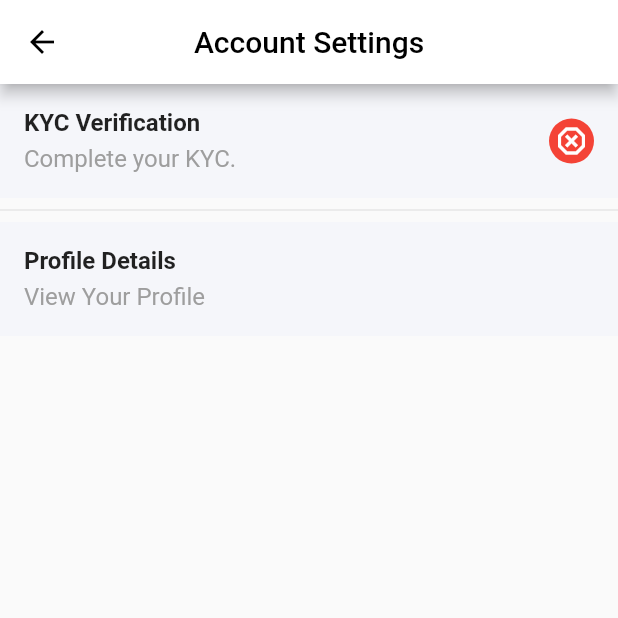
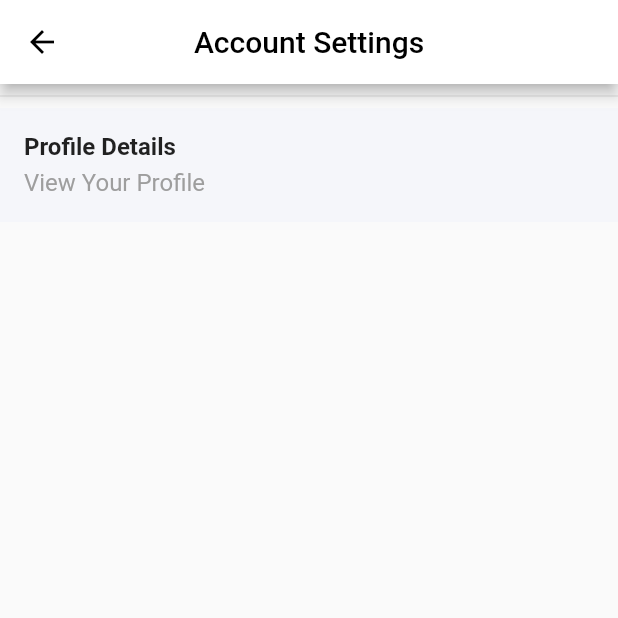
Before and after one commit to amitsh223/collageezy, a Flutter app: the MyAccount screen opened directly with empty values, on a phone screen of 412 x 824 dp, the top half of it. Run offline on Flutter 3.47's test engine with Material 2 defaults, Android fonts, the phone set to English and light mode, and no system bars; our stand-ins replace firebase_auth, firebase_core, firebase_database, firebase_storage, flutter_spinkit, fluttertoast and 9 more; missing offline and left inert: aadhaar_offline_ekyc, change_app_package_name, drop_down_list; accounts and stored records are empty.

Commit message:
done with register corrections

```diff
--- a/lib/my_account.dart
+++ b/lib/my_account.dart
@@ -37,31 +37,31 @@ class _MyAccountState extends State<MyAccount> {
     super.initState();
   }
 
-  offileneAdhaar() {
-    return OfflineAadhaarSdk(
-      baseUrl: 'https://pre-production.deepvue.tech/v1',
-      clientId: 'Smart India Hack(Amit)',
-      clientSecret:
-          '6f0ee1005c149e881e5cf1498463f47fe9e6c40feac449e1a99fd4f45f71b671',
-      useFaceMatch: false,
-      imageUrl:
-          "https://upload.wikimedia.org/wikipedia/en/thumb/c/cf/Aadhaar_Logo.svg/375px-Aadhaar_Logo.svg.png",
-      failureCallback: (int failureCode) {
-        Fluttertoast.showToast(msg: 'An error occured');
-      },
-      successCallback: (String response) {
-        log(response.toString());
-        // Provider.of<AdhaarProvider>(context, listen: false).adhaarNo =
+  // offileneAdhaar() {
+  //   return OfflineAadhaarSdk(
+  //     baseUrl: 'https://pre-production.deepvue.tech/v1',
+  //     clientId: 'Smart India Hack(Amit)',
+  //     clientSecret:
+  //         '6f0ee1005c149e881e5cf1498463f47fe9e6c40feac449e1a99fd4f45f71b671',
+  //     useFaceMatch: false,
+  //     imageUrl:
+  //         "https://upload.wikimedia.org/wikipedia/en/thumb/c/cf/Aadhaar_Logo.svg/375px-Aadhaar_Logo.svg.png",
+  //     failureCallback: (int failureCode) {
+  //       Fluttertoast.showToast(msg: 'An error occured');
+  //     },
+  //     successCallback: (String response) {
+  //       log(response.toString());
+  //       // Provider.of<AdhaarProvider>(context, listen: false).adhaarNo =
 
-        FirebaseDatabase.instance
-            .ref()
-            .child('User Information')
-            .child(FirebaseAuth.instance.currentUser!.uid)
-            .update({"isAdhaarVerified": true});
-        // Map data = json.decode(response.toString());
-      },
-    );
-  }
+  //       FirebaseDatabase.instance
+  //           .ref()
+  //           .child('User Information')
+  //           .child(FirebaseAuth.instance.currentUser!.uid)
+  //           .update({"isAdhaarVerified": true});
+  //       // Map data = json.decode(response.toString());
+  //     },
+  //   );
+  // }
 
   void startSdk(BuildContext context, OfflineAadhaarSdk aadhaarSdk) {
     Navigator.push(
@@ -92,54 +92,54 @@ class _MyAccountState extends State<MyAccount> {
       body: SafeArea(
         child: Column(
           children: [
-            InkWell(
-              onTap: () {
-                if (!is_KYC_completed) {
-                  startSdk(context, offileneAdhaar());
-                } else {
-                  Fluttertoast.showToast(msg: 'Already Verified');
-                }
-              },
-              child: Container(
-                padding: EdgeInsets.symmetric(vertical: 10),
-                color: Color(0xffF5F6FA),
-                child: ListTile(
-                    title: Column(
-                      children: [
-                        Align(
-                          alignment: Alignment.centerLeft,
-                          child: Text(
-                            "KYC Verification",
-                            style:
-                                GoogleFonts.roboto(fontWeight: FontWeight.bold),
-                          ),
-                        ),
-                        SizedBox(
-                          height: 5,
-                        ),
-                        Align(
-                          alignment: Alignment.centerLeft,
-                          child: Text(
-                            kyc_statements[is_KYC_completed]!,
-                            style: GoogleFonts.roboto(color: Colors.grey),
-                          ),
-                        ),
-                      ],
-                    ),
-                    trailing: is_KYC_completed
-                        ? CircleAvatar(
-                            radius: 15,
-                            backgroundColor: Color.fromARGB(255, 23, 212, 29),
-                            child: Icon(Icons.done, color: Colors.white),
-                          )
-                        : CircleAvatar(
-                            radius: 15,
-                            backgroundColor: Colors.red,
-                            child: Icon(Icons.dangerous_outlined,
-                                color: Colors.white),
-                          )),
-              ),
-            ),
+            // InkWell(
+            //   onTap: () {
+            //     if (!is_KYC_completed) {
+            //       // startSdk(context, offileneAdhaar());
+            //     } else {
+            //       Fluttertoast.showToast(msg: 'Already Verified');
+            //     }
+            //   },
+            //   child: Container(
+            //     padding: EdgeInsets.symmetric(vertical: 10),
+            //     color: Color(0xffF5F6FA),
+            //     child: ListTile(
+            //         title: Column(
+            //           children: [
+            //             Align(
+            //               alignment: Alignment.centerLeft,
+            //               child: Text(
+            //                 "KYC Verification",
+            //                 style:
+            //                     GoogleFonts.roboto(fontWeight: FontWeight.bold),
+            //               ),
+            //             ),
+            //             SizedBox(
+            //               height: 5,
+            //             ),
+            //             Align(
+            //               alignment: Alignment.centerLeft,
+            //               child: Text(
+            //                 kyc_statements[is_KYC_completed]!,
+            //                 style: GoogleFonts.roboto(color: Colors.grey),
+            //               ),
+            //             ),
+            //           ],
+            //         ),
+            //         trailing: is_KYC_completed
+            //             ? CircleAvatar(
+            //                 radius: 15,
+            //                 backgroundColor: Color.fromARGB(255, 23, 212, 29),
+            //                 child: Icon(Icons.done, color: Colors.white),
+            //               )
+            //             : CircleAvatar(
+            //                 radius: 15,
+            //                 backgroundColor: Colors.red,
+            //                 child: Icon(Icons.dangerous_outlined,
+            //                     color: Colors.white),
+            //               )),
+            //   ),
+            // ),
             Divider(),
             InkWell(
               onTap: () => Navigator.push(
```
Also changed, not shown: lib/register_screen2.dart (+29 -12 lines).
